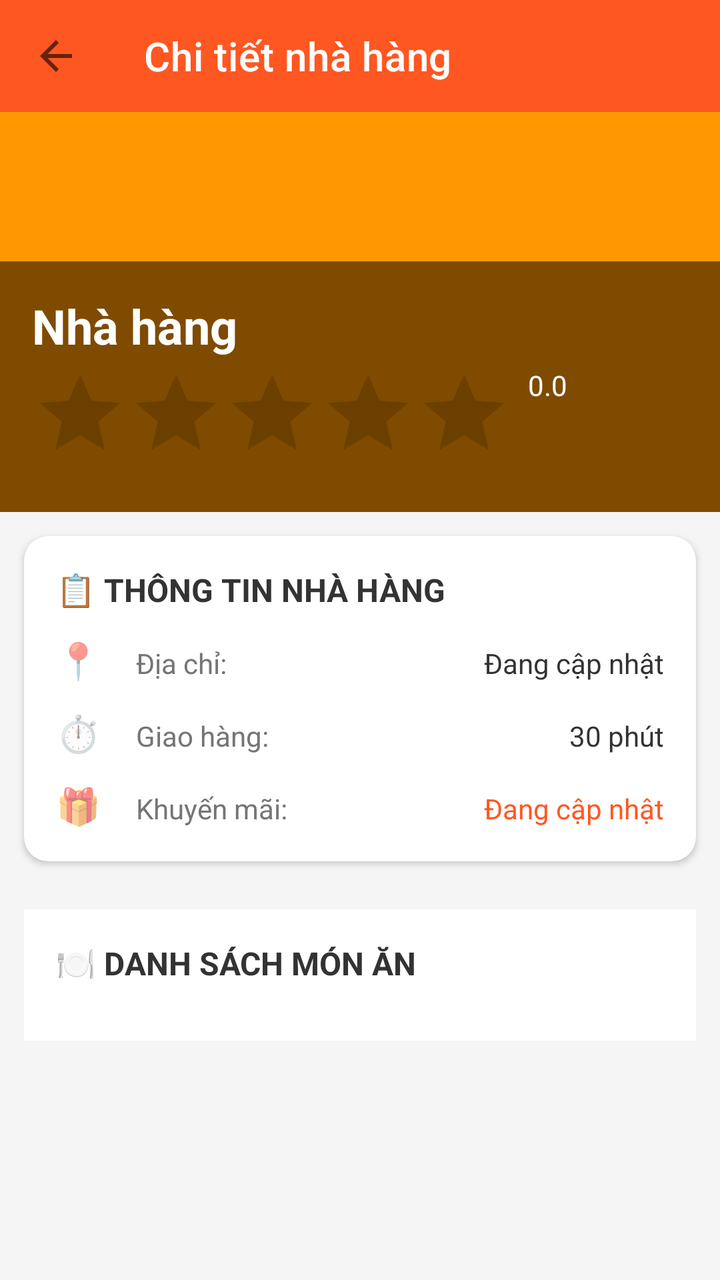
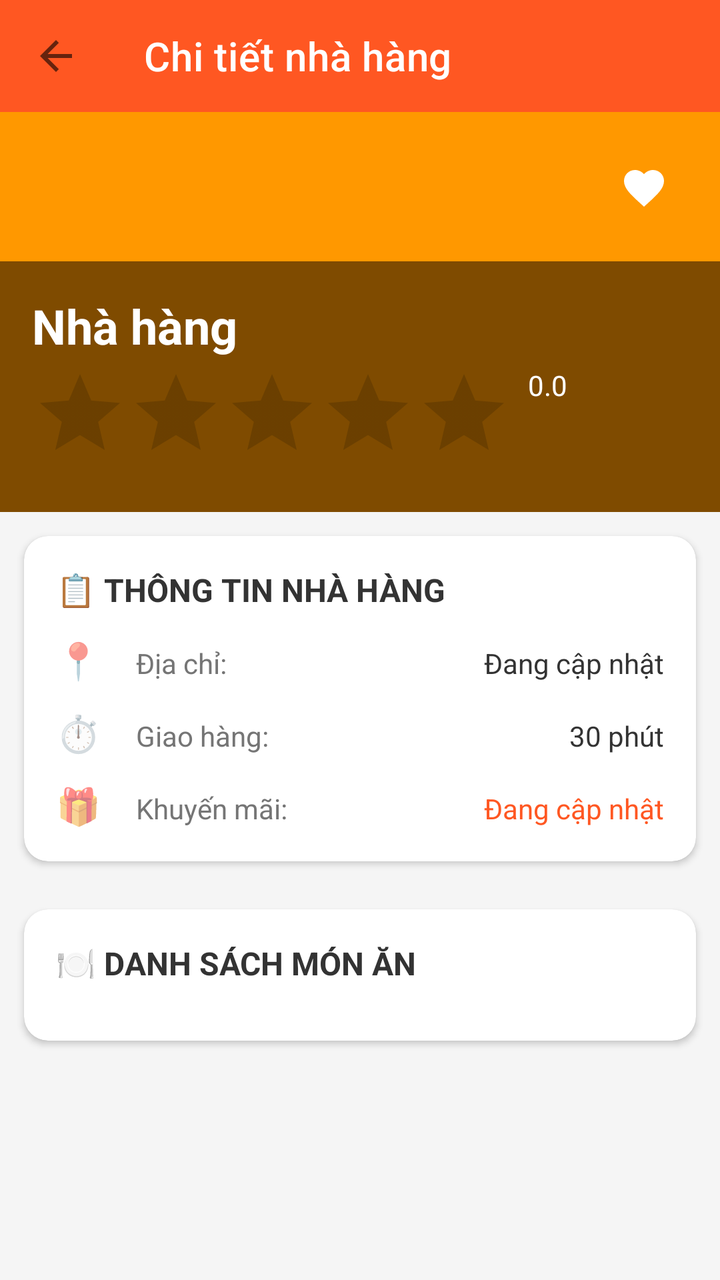

Compare the two renders of this Android layout. The source of the first and the diff that turns it into the second are given below.
<!-- AndroidManifest.xml: application theme Theme.FoodOrder -->
<!-- res/layout/activity_restaurant_detail.xml -->
<?xml version="1.0" encoding="utf-8"?>
<LinearLayout xmlns:android="http://schemas.android.com/apk/res/android"
    xmlns:app="http://schemas.android.com/apk/res-auto"
    android:layout_width="match_parent"
    android:layout_height="match_parent"
    android:orientation="vertical"
    android:background="#F5F5F5">

    <androidx.appcompat.widget.Toolbar
        android:id="@+id/toolbar"
        android:layout_width="match_parent"
        android:layout_height="?attr/actionBarSize"
        android:background="#FF5722"
        app:navigationIcon="@drawable/ic_back"
        app:title="Chi tiết nhà hàng"
        app:titleTextColor="@android:color/white" />

    
    <androidx.core.widget.NestedScrollView
        android:layout_width="match_parent"
        android:layout_height="match_parent"
        android:fillViewport="true">

        <LinearLayout
            android:layout_width="match_parent"
            android:layout_height="wrap_content"
            android:orientation="vertical">

            
            <FrameLayout
                android:layout_width="match_parent"
                android:layout_height="200dp"
                android:background="#FF9800">

                <ImageView
                    android:id="@+id/ivRestaurantImage"
                    android:layout_width="match_parent"
                    android:layout_height="match_parent"
                    android:scaleType="centerCrop" />

                <LinearLayout
                    android:layout_width="match_parent"
                    android:layout_height="wrap_content"
                    android:layout_gravity="bottom"
                    android:orientation="vertical"
                    android:padding="16dp"
                    android:background="#80000000">

                    <TextView
                        android:id="@+id/tvRestaurantName"
                        android:layout_width="wrap_content"
                        android:layout_height="wrap_content"
                        android:text="Nhà hàng"
                        android:textSize="24sp"
                        android:textStyle="bold"
                        android:textColor="@android:color/white" />

                    <LinearLayout
                        android:layout_width="match_parent"
                        android:layout_height="wrap_content"
                        android:orientation="horizontal"
                        android:layout_marginTop="4dp">

                        <RatingBar
                            android:id="@+id/ratingBar"
                            android:layout_width="wrap_content"
                            android:layout_height="wrap_content"
                            android:numStars="5"
                            android:stepSize="0.5"
                            android:isIndicator="true"
                            android:rating="0" />

                        <TextView
                            android:id="@+id/tvRating"
                            android:layout_width="wrap_content"
                            android:layout_height="wrap_content"
                            android:text="0.0"
                            android:textSize="14sp"
                            android:textColor="@android:color/white"
                            android:layout_marginStart="8dp" />

                    </LinearLayout>

                </LinearLayout>

            </FrameLayout>

            
            <androidx.cardview.widget.CardView
                android:layout_width="match_parent"
                android:layout_height="wrap_content"
                android:layout_margin="12dp"
                app:cardCornerRadius="12dp"
                app:cardElevation="2dp">

                <LinearLayout
                    android:layout_width="match_parent"
                    android:layout_height="wrap_content"
                    android:orientation="vertical"
                    android:padding="16dp">

                    <TextView
                        android:layout_width="wrap_content"
                        android:layout_height="wrap_content"
                        android:text="📋 THÔNG TIN NHÀ HÀNG"
                        android:textSize="16sp"
                        android:textStyle="bold"
                        android:textColor="#333333"
                        android:layout_marginBottom="12dp" />

                    <LinearLayout
                        android:layout_width="match_parent"
                        android:layout_height="wrap_content"
                        android:orientation="horizontal"
                        android:layout_marginBottom="12dp">

                        <TextView
                            android:layout_width="40dp"
                            android:layout_height="wrap_content"
                            android:text="📍"
                            android:textSize="18sp" />

                        <TextView
                            android:layout_width="0dp"
                            android:layout_height="wrap_content"
                            android:layout_weight="1"
                            android:text="Địa chỉ:"
                            android:textSize="14sp"
                            android:textColor="#757575" />

                        <TextView
                            android:id="@+id/tvAddress"
                            android:layout_width="0dp"
                            android:layout_height="wrap_content"
                            android:layout_weight="2"
                            android:text="Đang cập nhật"
                            android:textSize="14sp"
                            android:textColor="#333333"
                            android:gravity="end" />

                    </LinearLayout>

                    <LinearLayout
                        android:layout_width="match_parent"
                        android:layout_height="wrap_content"
                        android:orientation="horizontal"
                        android:layout_marginBottom="12dp">

                        <TextView
                            android:layout_width="40dp"
                            android:layout_height="wrap_content"
                            android:text="⏱️"
                            android:textSize="18sp" />

                        <TextView
                            android:layout_width="0dp"
                            android:layout_height="wrap_content"
                            android:layout_weight="1"
                            android:text="Giao hàng:"
                            android:textSize="14sp"
                            android:textColor="#757575" />

                        <TextView
                            android:id="@+id/tvDeliveryTime"
                            android:layout_width="0dp"
                            android:layout_height="wrap_content"
                            android:layout_weight="2"
                            android:text="30 phút"
                            android:textSize="14sp"
                            android:textColor="#333333"
                            android:gravity="end" />

                    </LinearLayout>

                    <LinearLayout
                        android:layout_width="match_parent"
                        android:layout_height="wrap_content"
                        android:orientation="horizontal">

                        <TextView
                            android:layout_width="40dp"
                            android:layout_height="wrap_content"
                            android:text="🎁"
                            android:textSize="18sp" />

                        <TextView
                            android:layout_width="0dp"
                            android:layout_height="wrap_content"
                            android:layout_weight="1"
                            android:text="Khuyến mãi:"
                            android:textSize="14sp"
                            android:textColor="#757575" />

                        <TextView
                            android:id="@+id/tvDiscount"
                            android:layout_width="0dp"
                            android:layout_height="wrap_content"
                            android:layout_weight="2"
                            android:text="Đang cập nhật"
                            android:textSize="14sp"
                            android:textColor="#FF5722"
                            android:gravity="end" />

                    </LinearLayout>

                </LinearLayout>

            </androidx.cardview.widget.CardView>

            
            <LinearLayout
                android:layout_width="match_parent"
                android:layout_height="wrap_content"
                android:orientation="vertical"
                android:layout_margin="12dp"
                android:background="@android:color/white"
                android:padding="16dp">

                <TextView
                    android:layout_width="wrap_content"
                    android:layout_height="wrap_content"
                    android:text="🍽️ DANH SÁCH MÓN ĂN"
                    android:textSize="16sp"
                    android:textStyle="bold"
                    android:textColor="#333333"
                    android:layout_marginBottom="12dp" />

                <ProgressBar
                    android:id="@+id/progressBar"
                    android:layout_width="wrap_content"
                    android:layout_height="wrap_content"
                    android:layout_gravity="center"
                    android:layout_margin="16dp"
                    android:visibility="gone" />

                
                <androidx.recyclerview.widget.RecyclerView
                    android:id="@+id/rvFoods"
                    android:layout_width="match_parent"
                    android:layout_height="wrap_content"
                    android:nestedScrollingEnabled="false" />

            </LinearLayout>

        </LinearLayout>

    </androidx.core.widget.NestedScrollView>

</LinearLayout>
<!-- resources referenced by this layout -->
<resources>
  <!-- drawable ic_back (drawable) -->
  <?xml version="1.0" encoding="utf-8"?>
  <vector xmlns:android="http://schemas.android.com/apk/res/android"
      android:width="24dp"
      android:height="24dp"
      android:viewportWidth="24"
      android:viewportHeight="24"
      android:tint="?attr/colorControlNormal">
      <path
          android:fillColor="@android:color/white"
          android:pathData="M20,11H7.83l5.59,-5.59L12,4l-8,8 8,8 1.41,-1.41L7.83,13H20v-2z"/>
  </vector>
  <style name="Theme.FoodOrder" parent="Theme.MaterialComponents.DayNight.NoActionBar">
          
          <item name="colorPrimary">@color/primary_color</item>
          <item name="colorPrimaryVariant">@color/primary_dark</item>
          <item name="colorOnPrimary">@color/white</item>
  
          
          <item name="colorSecondary">@color/accent</item>
          <item name="colorSecondaryVariant">@color/teal_700</item>
          <item name="colorOnSecondary">@color/black</item>
  
          
          <item name="android:windowBackground">@color/background</item>
  
          
          <item name="colorSurface">@color/surface</item>
          <item name="colorOnSurface">@color/text_primary</item>
          <item name="colorError">#FF0000</item>
      </style>
  <color name="primary_color">#FF5722</color>
  <color name="primary_dark">#E64A19</color>
  <color name="white">#FFFFFFFF</color>
  <color name="accent">#FFC107</color>
  <color name="teal_700">#FF018786</color>
  <color name="black">#FF000000</color>
  <color name="background">#FFFFFF</color>
  <color name="surface">#F5F5F5</color>
  <color name="text_primary">#212121</color>
</resources>

<!-- the commit's change to res/layout/activity_restaurant_detail.xml (unified diff, before → after) -->
@@ -15,7 +15,6 @@
         app:title="Chi tiết nhà hàng"
         app:titleTextColor="@android:color/white" />
 
-    
     <androidx.core.widget.NestedScrollView
         android:layout_width="match_parent"
         android:layout_height="match_parent"
@@ -37,6 +36,17 @@
                     android:layout_width="match_parent"
                     android:layout_height="match_parent"
                     android:scaleType="centerCrop" />
+
+                
+                <ImageButton
+                    android:id="@+id/ivFavorite"
+                    android:layout_width="44dp"
+                    android:layout_height="44dp"
+                    android:layout_margin="16dp"
+                    android:layout_gravity="end|top"
+                    android:src="@drawable/ic_favorite"
+                    android:background="?attr/selectableItemBackgroundBorderless"
+                    android:tint="@android:color/white" />
 
                 <LinearLayout
                     android:layout_width="match_parent"
@@ -108,6 +118,7 @@
                         android:textColor="#333333"
                         android:layout_marginBottom="12dp" />
 
+                    
                     <LinearLayout
                         android:layout_width="match_parent"
                         android:layout_height="wrap_content"
@@ -140,6 +151,7 @@
 
                     </LinearLayout>
 
+                    
                     <LinearLayout
                         android:layout_width="match_parent"
                         android:layout_height="wrap_content"
@@ -172,6 +184,7 @@
 
                     </LinearLayout>
 
+                    
                     <LinearLayout
                         android:layout_width="match_parent"
                         android:layout_height="wrap_content"
@@ -208,39 +221,45 @@
             </androidx.cardview.widget.CardView>
 
             
-            <LinearLayout
+            <androidx.cardview.widget.CardView
                 android:layout_width="match_parent"
                 android:layout_height="wrap_content"
-                android:orientation="vertical"
                 android:layout_margin="12dp"
-                android:background="@android:color/white"
-                android:padding="16dp">
-
-                <TextView
-                    android:layout_width="wrap_content"
+                app:cardCornerRadius="12dp"
+                app:cardElevation="2dp">
+
+                <LinearLayout
+                    android:layout_width="match_parent"
                     android:layout_height="wrap_content"
-                    android:text="🍽️ DANH SÁCH MÓN ĂN"
-                    android:textSize="16sp"
-                    android:textStyle="bold"
-                    android:textColor="#333333"
-                    android:layout_marginBottom="12dp" />
-
-                <ProgressBar
-                    android:id="@+id/progressBar"
-                    android:layout_width="wrap_content"
-                    android:layout_height="wrap_content"
-                    android:layout_gravity="center"
-                    android:layout_margin="16dp"
-                    android:visibility="gone" />
-
-                
-                <androidx.recyclerview.widget.RecyclerView
-                    android:id="@+id/rvFoods"
-                    android:layout_width="match_parent"
-                    android:layout_height="wrap_content"
-                    android:nestedScrollingEnabled="false" />
-
-            </LinearLayout>
+                    android:orientation="vertical"
+                    android:padding="16dp">
+
+                    <TextView
+                        android:layout_width="wrap_content"
+                        android:layout_height="wrap_content"
+                        android:text="🍽️ DANH SÁCH MÓN ĂN"
+                        android:textSize="16sp"
+                        android:textStyle="bold"
+                        android:textColor="#333333"
+                        android:layout_marginBottom="12dp" />
+
+                    <ProgressBar
+                        android:id="@+id/progressBar"
+                        android:layout_width="wrap_content"
+                        android:layout_height="wrap_content"
+                        android:layout_gravity="center"
+                        android:layout_margin="16dp"
+                        android:visibility="gone" />
+
+                    <androidx.recyclerview.widget.RecyclerView
+                        android:id="@+id/rvFoods"
+                        android:layout_width="match_parent"
+                        android:layout_height="wrap_content"
+                        android:nestedScrollingEnabled="false" />
+
+                </LinearLayout>
+
+            </androidx.cardview.widget.CardView>
 
         </LinearLayout>
 
<!-- resource entries referenced after the edit -->
@@ -11,6 +11,17 @@
       <path
           android:fillColor="@android:color/white"
           android:pathData="M20,11H7.83l5.59,-5.59L12,4l-8,8 8,8 1.41,-1.41L7.83,13H20v-2z"/>
+  </vector>
+  <!-- drawable ic_favorite (drawable) -->
+  <?xml version="1.0" encoding="utf-8"?>
+  <vector xmlns:android="http://schemas.android.com/apk/res/android"
+      android:width="24dp"
+      android:height="24dp"
+      android:viewportWidth="24"
+      android:viewportHeight="24">
+      <path
+          android:fillColor="#000000"
+          android:pathData="M12,21.35l-1.45-1.32C5.4,15.36 2,12.28 2,8.5 2,5.42 4.42,3 7.5,3c1.74,0 3.41,0.81 4.5,2.09C13.09,3.81 14.76,3 16.5,3 19.58,3 22,5.42 22,8.5c0,3.78-3.4,6.86-8.55,11.54L12,21.35z"/>
   </vector>
   <style name="Theme.FoodOrder" parent="Theme.MaterialComponents.DayNight.NoActionBar">
           
